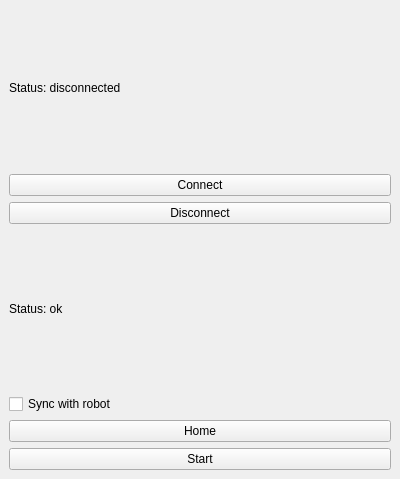
This is plugin/src/EITPlugin.ui in sampuka/eit_project as Qt 5 draws it before an edit. The edited form follows.
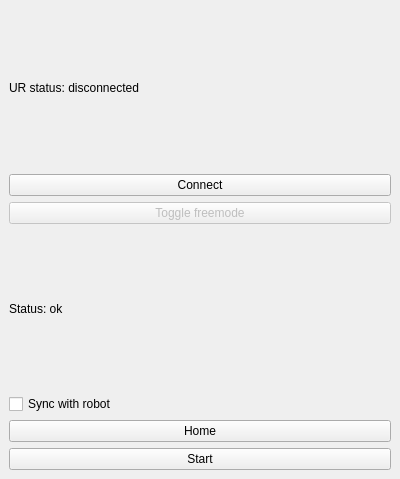
This is the edited form.

Commit message: Combined connect and disconnect, added freemode button

The edit to the form file:
```diff
--- a/plugin/src/EITPlugin.ui
+++ b/plugin/src/EITPlugin.ui
@@ -18,7 +18,7 @@
     <item>
      <widget class="QLabel" name="ui_label_connection">
       <property name="text">
-       <string>Status: disconnected</string>
+       <string>UR status: disconnected</string>
       </property>
       <property name="textFormat">
        <enum>Qt::RichText</enum>
@@ -35,7 +35,10 @@
     <item>
      <widget class="QPushButton" name="ui_button_disconnect">
       <property name="text">
-       <string>Disconnect</string>
+       <string>Toggle freemode</string>
+      </property>
+      <property name="enabled">
+       <bool>false</bool>
       </property>
      </widget>
     </item>
```
Left out of the diff: 4 changed lines with no effect on the pictures. The commit also changes 2 other files.
